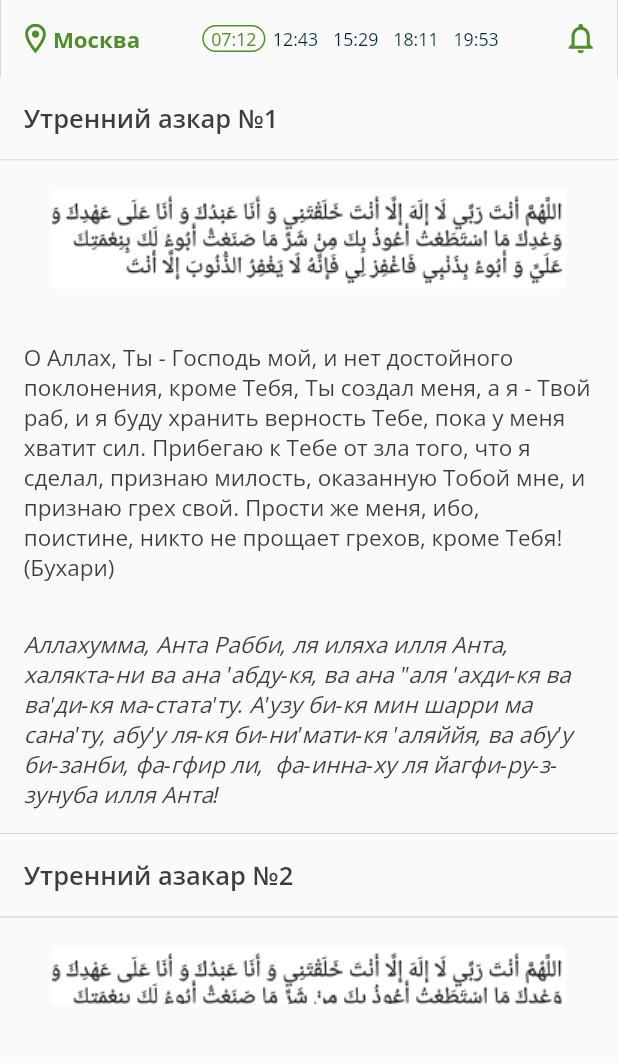
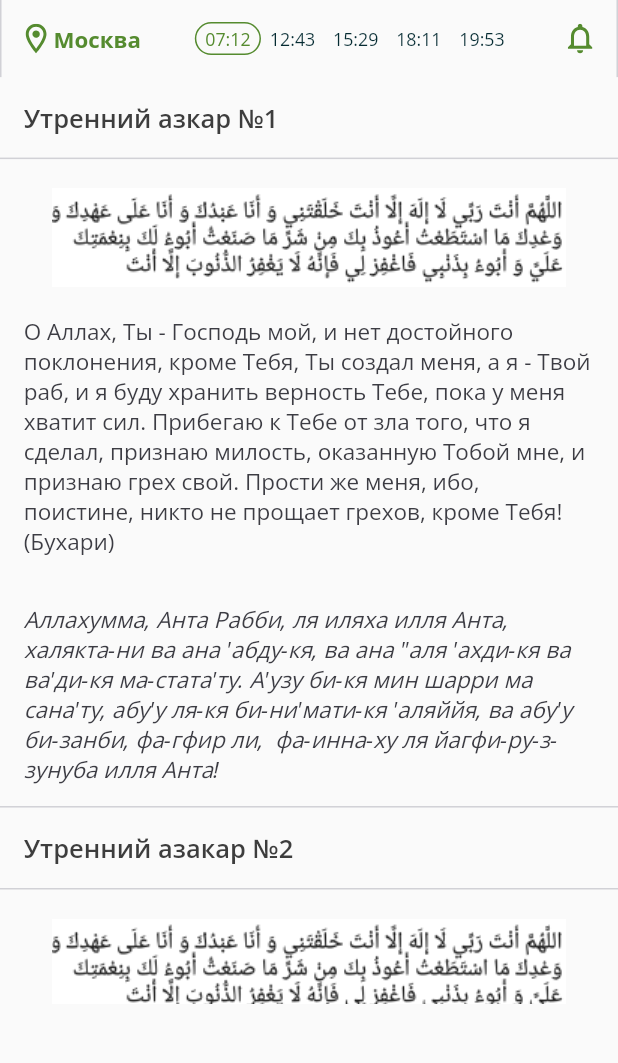
Before and after one commit to yellowswordg/umma, a Flutter app: the screen it shows after launch, after a tap on "Утром", on a phone screen of 412 x 824 dp, the part 84-1147 px from its top. Run offline on Flutter 3.47's test engine with Material 2 defaults, Android fonts, the phone set to English and light mode, and no system bars; our stand-ins replace flutter_svg, google_fonts.

Commit message:
ui corrections

```diff
--- /dev/null
+++ b/lib/constants/constants.dart
@@ -0,0 +1,7 @@
+import 'package:flutter/material.dart';
+
+const kLocationIconStyle = TextStyle(
+  fontSize: 15,
+  fontWeight: FontWeight.w700,
+  color: Color(0xFF558B2F),
+);
--- a/lib/main.dart
+++ b/lib/main.dart
@@ -14,11 +14,12 @@ class MyApp extends StatelessWidget {
         appBarTheme: AppBarTheme(
           color: Colors.white,
         ),
-        accentColor: Color(0xff558B2F),
+        accentColor: Color(0xFF558B2F),
         primaryColor: Colors.white,
         textTheme: GoogleFonts.openSansTextTheme(
           Theme.of(context).textTheme,
         ).copyWith(
+          // This style for headlines in article like texts fontSize 17
           headline1: GoogleFonts.openSans(
             textStyle: TextStyle(
               color: Color(0xFF3D3D3D),
@@ -26,6 +27,7 @@ class MyApp extends StatelessWidget {
               fontWeight: FontWeight.w600,
             ),
           ),
+          // This style for headlines for dark backgrounds texts fontSize 17
           headline2: GoogleFonts.openSans(
             textStyle: TextStyle(
               color: Color(0xFFFFFFFF),
@@ -47,7 +49,16 @@ class MyApp extends StatelessWidget {
               fontWeight: FontWeight.w400,
             ),
           ),
+          // This style is used in the body of our app for Text widget
           bodyText1: GoogleFonts.openSans(
+            textStyle: TextStyle(
+                color: Color(0xFF3C3C43),
+                fontSize: 15.0,
+                fontWeight: FontWeight.w400,
+                fontStyle: FontStyle.italic),
+          ),
+          // This style is used in the body of our app for Text widget if we need emphasise
+          bodyText2: GoogleFonts.openSans(
             textStyle: TextStyle(
               color: Color(0xFF3C3C43),
               fontSize: 15.0,
--- a/lib/screens/azkar_list_screen/azkars_list_screen.dart
+++ b/lib/screens/azkar_list_screen/azkars_list_screen.dart
@@ -4,7 +4,7 @@ import 'package:umma_app/utils/size_config.dart';
 import 'package:umma_app/widgets/base_appbar.dart';
 import 'package:umma_app/widgets/notification_bar.dart';
 
-import 'widgets/custom_devider.dart';
+import '../../widgets/custom_devider.dart';
 
 class AzkarList extends StatelessWidget {
   final List<Azkar> azakrList;
@@ -49,20 +49,17 @@ class AzkarList extends StatelessWidget {
                       ),
                     ),
                     Padding(
-                      padding: EdgeInsets.all(defaultSize * 1.6),
+                      padding: EdgeInsets.fromLTRB(defaultSize * 1.6, 0,
+                          defaultSize * 1.6, defaultSize * 1.6),
                       child: Text(
                         azakrList[index].text,
-                        style: Theme.of(context).textTheme.bodyText1,
                       ),
                     ),
                     Padding(
                       padding: EdgeInsets.all(defaultSize * 1.6),
                       child: Text(
                         azakrList[index].translation,
-                        style: Theme.of(context)
-                            .textTheme
-                            .bodyText1
-                            .merge(TextStyle(fontStyle: FontStyle.italic)),
+                        style: Theme.of(context).textTheme.bodyText1,
                       ),
                     ),
                     CustomDivider(),
--- a/lib/screens/azkar_screen/azakar_screen.dart
+++ b/lib/screens/azkar_screen/azakar_screen.dart
@@ -2,6 +2,7 @@ import 'package:flutter/material.dart';
 import 'package:umma_app/utils/size_config.dart';
 import 'package:umma_app/data/data.dart';
 import 'package:umma_app/widgets/base_appbar.dart';
+import 'package:umma_app/widgets/custom_devider.dart';
 import 'package:umma_app/widgets/notification_bar.dart';
 
 import 'widgets/azkar_widget.dart';
@@ -28,12 +29,14 @@ class _AzakrScreenState extends State<AzakrScreen> {
           NotificationBar(defaultSize: defaultSize),
           Expanded(
             child: ListView.separated(
-              separatorBuilder: (BuildContext context, int index) => Divider(
-                thickness: 2,
-              ),
+              separatorBuilder: (BuildContext context, int index) =>
+                  CustomDivider(),
               itemCount: azakrs.length,
               itemBuilder: (context, index) {
-                return Azkar(index: index, defaultSize: defaultSize);
+                return Azkar(
+                  defaultSize: defaultSize,
+                  index: index,
+                );
               },
             ),
           ),
--- a/lib/screens/azkar_screen/widgets/azkar_widget.dart
+++ b/lib/screens/azkar_screen/widgets/azkar_widget.dart
@@ -23,13 +23,14 @@ class Azkar extends StatelessWidget {
           ),
         ),
       ),
+      child: Center(
         child: Stack(
           fit: StackFit.loose,
           alignment: Alignment.bottomLeft,
           children: [
             Container(
               margin: EdgeInsets.symmetric(
-                horizontal: defaultSize * 2, vertical: defaultSize * 1.6),
+                  horizontal: defaultSize * 1.7, vertical: defaultSize * 1.7),
               alignment: Alignment.bottomLeft,
               width: SizeConfig.blockSizeHorizontal * 90,
               height: SizeConfig.blockSizeVertical * 18.5,
@@ -38,13 +39,13 @@ class Azkar extends StatelessWidget {
                   fit: BoxFit.cover,
                   image: AssetImage(azakrs[index].imgUrl),
                 ),
-              borderRadius: BorderRadius.circular(SizeConfig.defaultSize * 0.5),
+                borderRadius:
+                    BorderRadius.circular(SizeConfig.defaultSize * 0.5),
               )),
             ),
-          Padding(
-            padding: EdgeInsets.only(
-                bottom: SizeConfig.defaultSize * 4,
-                left: SizeConfig.defaultSize * 5),
+            Positioned(
+              bottom: defaultSize * 3.2,
+              left: defaultSize * 3.2,
               child: Column(
                 crossAxisAlignment: CrossAxisAlignment.start,
                 children: [
@@ -53,12 +54,12 @@ class Azkar extends StatelessWidget {
                     style: Theme.of(context).textTheme.headline2,
                   ),
                   SizedBox(
-                  height: SizeConfig.defaultSize,
+                    height: defaultSize * 0.4,
                   ),
                   Row(
                     children: [
                       Text(
-                      'посмотреть',
+                        'Посмотреть',
                         style: Theme.of(context).textTheme.subtitle1,
                       ),
                       Padding(
@@ -68,9 +69,9 @@ class Azkar extends StatelessWidget {
                         child: Icon(
                           Icons.arrow_forward_ios,
                           color: Theme.of(context).accentColor,
-                        size: SizeConfig.defaultSize * 1.1,
+                          size: SizeConfig.defaultSize * 1.2,
                         ),
-                    )
+                      ),
                     ],
                   )
                 ],
@@ -78,6 +79,8 @@ class Azkar extends StatelessWidget {
             ),
           ],
         ),
+      ),
     );
   }
 }
+/* Vector */
--- a/lib/screens/azkar_list_screen/widgets/custom_devider.dart
+++ b/lib/widgets/custom_devider.dart
@@ -8,7 +8,8 @@ class CustomDivider extends StatelessWidget {
   @override
   Widget build(BuildContext context) {
     return Divider(
-      height: 1,
+      thickness: 1,
+      height: 0,
       color: Color(
         0xFFD1D1D6,
       ),
--- a/lib/widgets/notification_bar.dart
+++ b/lib/widgets/notification_bar.dart
@@ -16,7 +16,7 @@ class NotificationBar extends StatelessWidget {
       decoration: BoxDecoration(
         border: Border.symmetric(
           vertical: BorderSide(
-            width: 0.6,
+            width: 1,
             color: Color(0xFFD1D1D6),
           ),
         ),
--- a/lib/widgets/time_picker.dart
+++ b/lib/widgets/time_picker.dart
@@ -1,5 +1,5 @@
 import 'package:flutter/material.dart';
-import 'package:flutter_svg/svg.dart';
+import 'package:flutter_svg/flutter_svg.dart';
 import 'package:umma_app/data/data.dart';
 
 class TimePicker extends StatefulWidget {
@@ -37,7 +37,7 @@ class _TimePickerState extends State<TimePicker> {
                 'Москва',
                 style: TextStyle(
                   fontSize: widget.defaultSize * 1.5,
-                  fontWeight: FontWeight.w700,
+                  fontWeight: FontWeight.bold,
                   color: Theme.of(context).accentColor,
                 ),
               )
@@ -55,15 +55,15 @@ class _TimePickerState extends State<TimePicker> {
                 child: Container(
                   decoration: selected == index
                       ? BoxDecoration(
-                          border:
-                              Border.all(color: Theme.of(context).accentColor),
+                          border: Border.all(
+                              color: Theme.of(context).accentColor, width: 1),
                           borderRadius: BorderRadius.all(Radius.circular(15)),
                         )
                       : null,
                   child: Padding(
                     padding: EdgeInsets.symmetric(
-                      horizontal: widget.defaultSize * 0.5,
-                    ),
+                        horizontal: widget.defaultSize * 0.6,
+                        vertical: widget.defaultSize * 0.2),
                     child: Text(
                       times[index],
                       style: TextStyle(
```
Lines whose indentation alone changed are shown as unchanged.
